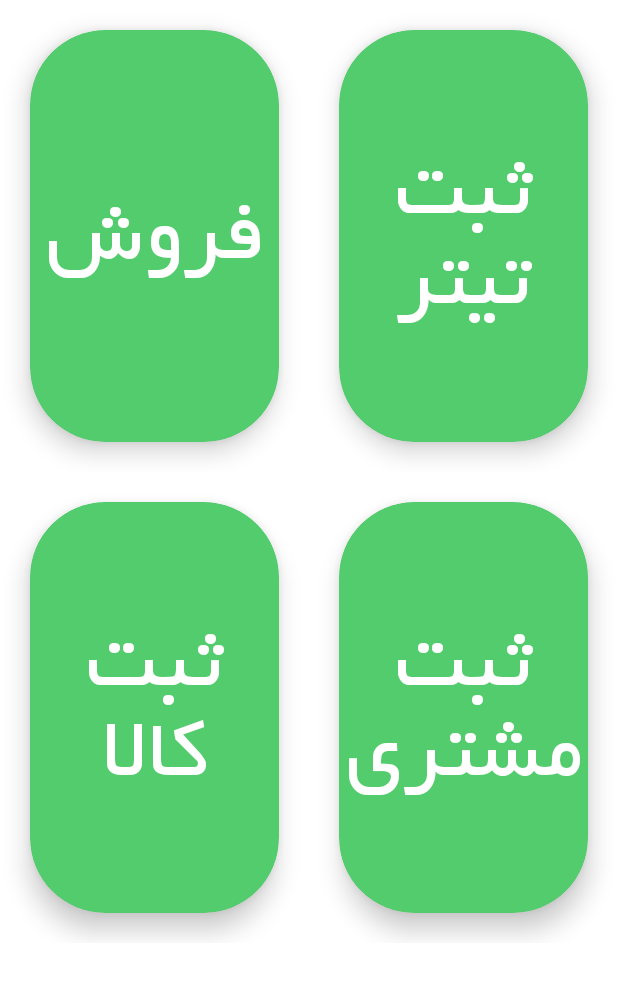
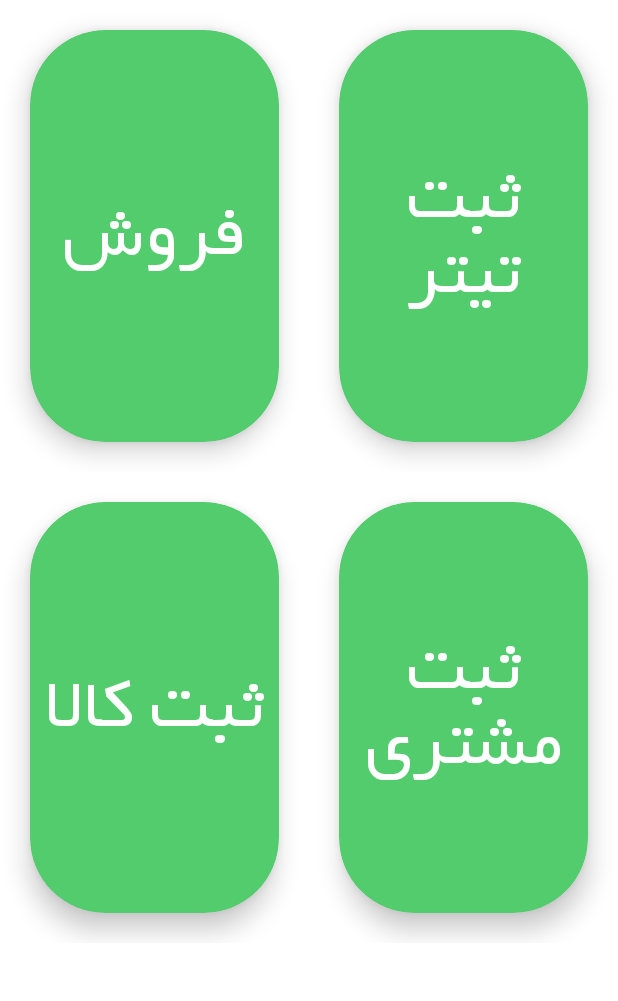
Before and after one commit to hamedhoseini/mirza, an Android app: the MainActivity screen opened directly, with no data from a screen before it, on a phone screen of 412 x 824 dp, the part 180-1181 px from its top. Run offline under Robolectric (Android 15) with nearby library versions, the phone set to English and light mode, and no system bars.

Commit message:
main menu text size and padding corrected productSubmit and customerSubmit navigation set

```diff
--- a/app/src/main/java/com/example/almas/MainActivity.kt
+++ b/app/src/main/java/com/example/almas/MainActivity.kt
@@ -4,13 +4,15 @@ import android.content.Intent
 import androidx.appcompat.app.AppCompatActivity
 import android.os.Bundle
 import android.view.WindowManager
-import android.widget.Button
 import androidx.cardview.widget.CardView
 
 class MainActivity : AppCompatActivity() {
 
     private lateinit var titrBtn : CardView
     private lateinit var saleBtn : CardView
+    private lateinit var productSubmitBtn : CardView
+    private lateinit var customerSubmitBtn : CardView
+
 
     override fun onCreate(savedInstanceState: Bundle?) {
         super.onCreate(savedInstanceState)
@@ -35,6 +37,17 @@ class MainActivity : AppCompatActivity() {
             startActivity(intent)
 
         }
+        productSubmitBtn = findViewById(R.id.product_submit_btn)
+        productSubmitBtn.setOnClickListener {
+            var intent3 = Intent(this , ProductSubmit :: class.java )
+            startActivity(intent3)
+        }
+
+        customerSubmitBtn = findViewById(R.id.customer_submit_btn)
+        customerSubmitBtn.setOnClickListener {
+            var intent4 = Intent(this , CustumerSubmit :: class.java )
+            startActivity(intent4)
+        }
 
 
     }
--- a/app/src/main/res/layout/activity_main.xml
+++ b/app/src/main/res/layout/activity_main.xml
@@ -51,7 +51,8 @@
                     android:layout_height="match_parent"
                     android:text="فروش"
                     android:textColor="@color/white"
-                    android:textSize="60sp"
+                    android:textSize="50sp"
+                    android:padding="5dp"
                     android:gravity="center"/>
 
             </androidx.cardview.widget.CardView>
@@ -72,7 +73,8 @@
                     android:layout_height="match_parent"
                     android:text="ثبت تیتر"
                     android:textColor="@color/white"
-                    android:textSize="60sp"
+                    android:textSize="50sp"
+                    android:padding="5dp"
                     android:gravity="center"/>
 
             </androidx.cardview.widget.CardView>
@@ -85,6 +87,7 @@
             android:layout_weight="1"
             >
             <androidx.cardview.widget.CardView
+                android:id="@+id/product_submit_btn"
                 android:layout_width="match_parent"
                 android:layout_height="match_parent"
                 android:layout_margin="20dp"
@@ -99,11 +102,16 @@
                     android:layout_height="match_parent"
                     android:text="ثبت کالا"
                     android:textColor="@color/white"
-                    android:textSize="60sp"
+                    android:textSize="50sp"
+                    android:padding="5dp"
                     android:gravity="center"/>
 
             </androidx.cardview.widget.CardView>
+
+
             <androidx.cardview.widget.CardView
+
+                android:id="@+id/customer_submit_btn"
                 android:layout_width="match_parent"
                 android:layout_height="match_parent"
                 android:layout_margin="20dp"
@@ -118,8 +126,10 @@
                     android:layout_height="match_parent"
                     android:text="ثبت مشتری"
                     android:textColor="@color/white"
-                    android:textSize="60sp"
-                    android:gravity="center"/>
+                    android:gravity="center"
+                    android:textSize="50sp"
+                    android:padding="5dp"
+                    />
 
             </androidx.cardview.widget.CardView>
         </LinearLayout>
```
